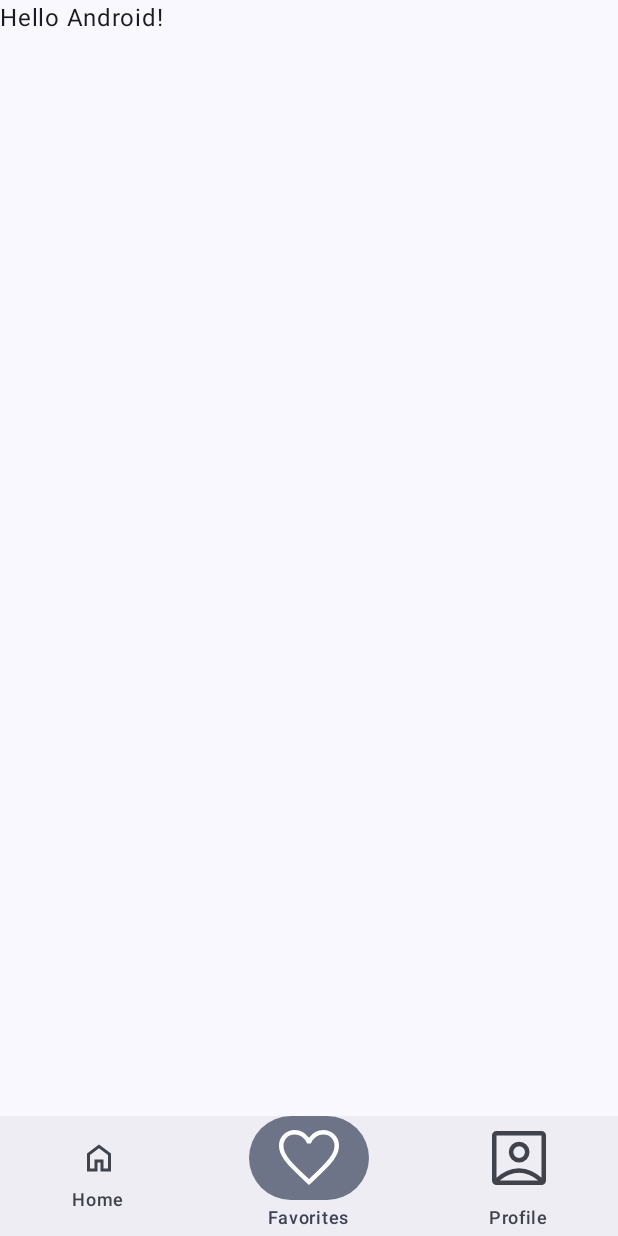
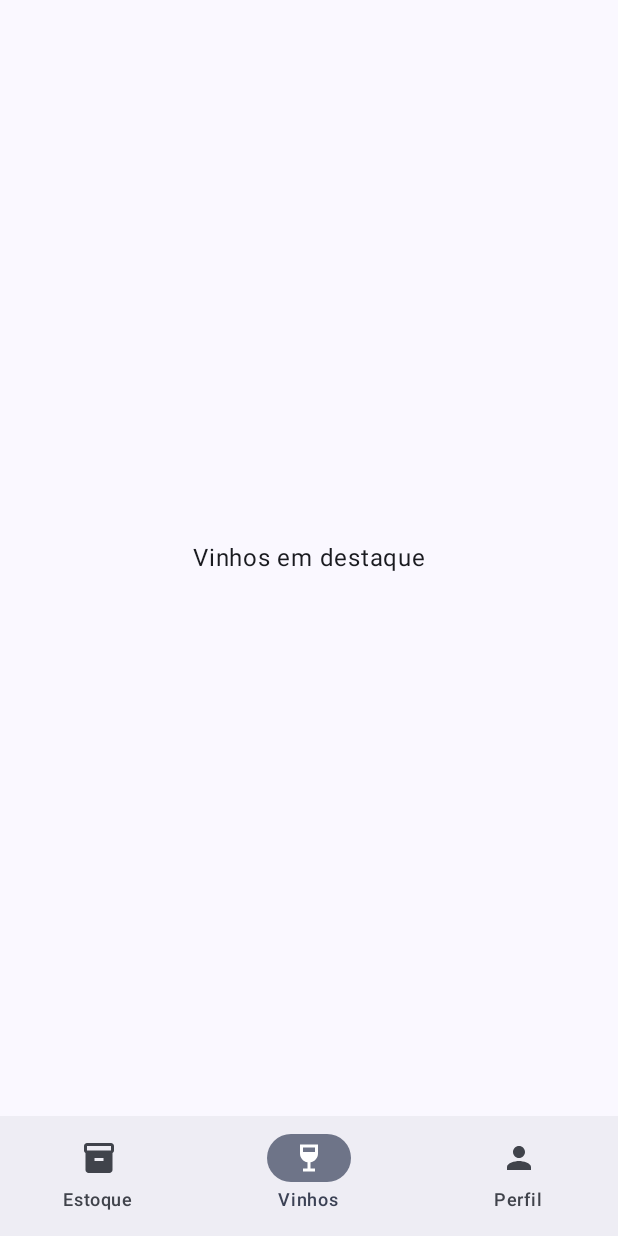
Before and after one commit to CodeSquad-FIAP/VinheriaAgnello, an Android app built with Jetpack Compose: the screen it shows after launch (MainActivity), item 2 of the bottom bar chosen, on a phone screen of 412 x 824 dp. Run offline under Robolectric (Android 15) with nearby library versions, the light colour scheme and no system bars; our stand-ins replace Room's generated code, navigation suite.

Commit message:
feat(mobile): adiciona camada de dados e dependências do estoque
Implementa ProdutoRepository encapsulando o ProdutoDao com Flow reativo.
Cria EstoqueViewModel com StateFlow e factory para injeção via ViewModelProvider.
Adiciona dependência de material-icons-extended ao build.

```diff
--- a/Mobile/app/build.gradle.kts
+++ b/Mobile/app/build.gradle.kts
@@ -50,6 +50,7 @@ dependencies {
     implementation(libs.androidx.compose.ui.tooling.preview)
     implementation(libs.androidx.compose.material3)
     implementation(libs.androidx.compose.material3.adaptive.navigation.suite)
+    implementation(libs.androidx.compose.material.icons.extended)
 
     // Room
     implementation(libs.androidx.room.runtime)
--- a/Mobile/app/src/main/java/com/example/myapplication/MainActivity.kt
+++ b/Mobile/app/src/main/java/com/example/myapplication/MainActivity.kt
@@ -4,88 +4,104 @@ import android.os.Bundle
 import androidx.activity.ComponentActivity
 import androidx.activity.compose.setContent
 import androidx.activity.enableEdgeToEdge
+import androidx.activity.viewModels
+import androidx.compose.foundation.layout.Box
 import androidx.compose.foundation.layout.fillMaxSize
-import androidx.compose.foundation.layout.padding
+import androidx.compose.material.icons.Icons
+import androidx.compose.material.icons.filled.Inventory
+import androidx.compose.material.icons.filled.Person
+import androidx.compose.material.icons.filled.WineBar
 import androidx.compose.material3.Icon
-import androidx.compose.material3.Scaffold
+import androidx.compose.material3.MaterialTheme
 import androidx.compose.material3.Text
 import androidx.compose.material3.adaptive.navigationsuite.NavigationSuiteScaffold
 import androidx.compose.runtime.Composable
+import androidx.compose.runtime.collectAsState
 import androidx.compose.runtime.getValue
 import androidx.compose.runtime.mutableStateOf
-import androidx.compose.runtime.saveable.rememberSaveable
+import androidx.compose.runtime.remember
 import androidx.compose.runtime.setValue
+import androidx.compose.ui.Alignment
 import androidx.compose.ui.Modifier
-import androidx.compose.ui.res.painterResource
 import androidx.compose.ui.graphics.vector.ImageVector
-import androidx.compose.ui.tooling.preview.Preview
-import androidx.compose.ui.tooling.preview.PreviewScreenSizes
+import androidx.room.Room
+import com.example.myapplication.data.local.AppDatabase
+import com.example.myapplication.data.repository.ProdutoRepository
+import com.example.myapplication.ui.estoque.EstoqueScreen
+import com.example.myapplication.ui.estoque.EstoqueViewModel
+import com.example.myapplication.ui.estoque.EstoqueViewModelFactory
 import com.example.myapplication.ui.theme.MyApplicationTheme
 
 class MainActivity : ComponentActivity() {
+
+    private val database by lazy {
+        Room.databaseBuilder(
+            applicationContext,
+            AppDatabase::class.java,
+            "vinheria_agnello.db"
+        ).build()
+    }
+
+    private val viewModel: EstoqueViewModel by viewModels {
+        EstoqueViewModelFactory(ProdutoRepository(database.produtoDao()))
+    }
+
     override fun onCreate(savedInstanceState: Bundle?) {
         super.onCreate(savedInstanceState)
         enableEdgeToEdge()
         setContent {
             MyApplicationTheme {
-                MyApplicationApp()
+                VinheriaApp(viewModel)
             }
         }
     }
 }
 
-@PreviewScreenSizes
 @Composable
-fun MyApplicationApp() {
-    var currentDestination by rememberSaveable { mutableStateOf(AppDestinations.HOME) }
+fun VinheriaApp(viewModel: EstoqueViewModel) {
+    var currentDestination by remember { mutableStateOf(AppDestinations.ESTOQUE) }
+    val produtos by viewModel.produtos.collectAsState()
 
     NavigationSuiteScaffold(
         navigationSuiteItems = {
-            AppDestinations.entries.forEach {
+            AppDestinations.entries.forEach { dest ->
                 item(
                     icon = {
                         Icon(
-                            painterResource(it.icon),
-                            contentDescription = it.label
+                            imageVector = dest.icon,
+                            contentDescription = dest.label
                         )
                     },
-                    label = { Text(it.label) },
-                    selected = it == currentDestination,
-                    onClick = { currentDestination = it }
+                    label = { Text(dest.label) },
+                    selected = dest == currentDestination,
+                    onClick = { currentDestination = dest }
                 )
             }
         }
     ) {
-        Scaffold(modifier = Modifier.fillMaxSize()) { innerPadding ->
-            Greeting(
-                name = "Android",
-                modifier = Modifier.padding(innerPadding)
+        when (currentDestination) {
+            AppDestinations.ESTOQUE -> EstoqueScreen(
+                produtos = produtos,
+                onAdicionar = viewModel::inserir,
+                onAtualizar = viewModel::atualizar,
+                onDeletar = viewModel::deletar,
+                modifier = Modifier.fillMaxSize()
             )
+            AppDestinations.VINHOS -> PlaceholderScreen("Vinhos em destaque")
+            AppDestinations.PERFIL -> PlaceholderScreen("Perfil do usuário")
         }
     }
 }
 
-enum class AppDestinations(
-    val label: String,
-    val icon: Int,
-) {
-    HOME("Home", R.drawable.ic_home),
-    FAVORITES("Favorites", R.drawable.ic_favorite),
-    PROFILE("Profile", R.drawable.ic_account_box),
+@Composable
+private fun PlaceholderScreen(texto: String) {
+    Box(modifier = Modifier.fillMaxSize(), contentAlignment = Alignment.Center) {
+        Text(texto, style = MaterialTheme.typography.bodyLarge)
+    }
 }
 
-@Composable
-fun Greeting(name: String, modifier: Modifier = Modifier) {
-    Text(
-        text = "Hello $name!",
-        modifier = modifier
-    )
+enum class AppDestinations(val label: String, val icon: ImageVector) {
+    ESTOQUE("Estoque", Icons.Default.Inventory),
+    VINHOS("Vinhos", Icons.Default.WineBar),
+    PERFIL("Perfil", Icons.Default.Person),
 }
-
-@Preview(showBackground = true)
-@Composable
-fun GreetingPreview() {
-    MyApplicationTheme {
-        Greeting("Android")
-    }
-}
--- /dev/null
+++ b/Mobile/app/src/main/java/com/example/myapplication/data/repository/ProdutoRepository.kt
@@ -0,0 +1,12 @@
+package com.example.myapplication.data.repository
+
+import com.example.myapplication.data.local.dao.ProdutoDao
+import com.example.myapplication.data.local.entity.Produto
+import kotlinx.coroutines.flow.Flow
+
+class ProdutoRepository(private val dao: ProdutoDao) {
+    fun getAllProdutos(): Flow<List<Produto>> = dao.getAllProdutos()
+    suspend fun inserir(produto: Produto): Long = dao.insert(produto)
+    suspend fun atualizar(produto: Produto) = dao.update(produto)
+    suspend fun deletar(produto: Produto) = dao.delete(produto)
+}
--- /dev/null
+++ b/Mobile/app/src/main/java/com/example/myapplication/ui/estoque/EstoqueScreen.kt
@@ -0,0 +1,408 @@
+package com.example.myapplication.ui.estoque
+
+import android.content.Context
+import androidx.compose.foundation.background
+import androidx.compose.foundation.layout.Arrangement
+import androidx.compose.foundation.layout.Box
+import androidx.compose.foundation.layout.Column
+import androidx.compose.foundation.layout.PaddingValues
+import androidx.compose.foundation.layout.Row
+import androidx.compose.foundation.layout.Spacer
+import androidx.compose.foundation.layout.fillMaxSize
+import androidx.compose.foundation.layout.fillMaxWidth
+import androidx.compose.foundation.layout.height
+import androidx.compose.foundation.layout.padding
+import androidx.compose.foundation.lazy.LazyColumn
+import androidx.compose.foundation.lazy.items
+import androidx.compose.foundation.shape.RoundedCornerShape
+import androidx.compose.material.icons.Icons
+import androidx.compose.material.icons.filled.Add
+import androidx.compose.material.icons.filled.Clear
+import androidx.compose.material.icons.filled.Search
+import androidx.compose.material3.AlertDialog
+import androidx.compose.material3.CardDefaults
+import androidx.compose.material3.ElevatedCard
+import androidx.compose.material3.ExperimentalMaterial3Api
+import androidx.compose.material3.FloatingActionButton
+import androidx.compose.material3.HorizontalDivider
+import androidx.compose.material3.Icon
+import androidx.compose.material3.IconButton
+import androidx.compose.material3.MaterialTheme
+import androidx.compose.material3.Scaffold
+import androidx.compose.material3.SwipeToDismissBox
+import androidx.compose.material3.SwipeToDismissBoxValue
+import androidx.compose.material3.Text
+import androidx.compose.material3.TextButton
+import androidx.compose.material3.TextField
+import androidx.compose.material3.TextFieldDefaults
+import androidx.compose.material3.VerticalDivider
+import androidx.compose.material3.rememberSwipeToDismissBoxState
+import androidx.compose.runtime.Composable
+import androidx.compose.runtime.derivedStateOf
+import androidx.compose.runtime.getValue
+import androidx.compose.runtime.mutableStateOf
+import androidx.compose.runtime.remember
+import androidx.compose.runtime.rememberUpdatedState
+import androidx.compose.runtime.setValue
+import androidx.compose.ui.Alignment
+import androidx.compose.ui.Modifier
+import androidx.compose.ui.draw.clip
+import androidx.compose.ui.graphics.Color
+import androidx.compose.ui.platform.LocalContext
+import androidx.compose.ui.text.font.FontWeight
+import androidx.compose.ui.unit.dp
+import com.example.myapplication.data.local.entity.Produto
+import java.text.Normalizer
+import java.text.NumberFormat
+import java.util.Locale
+
+private val brCurrency = NumberFormat.getCurrencyInstance(Locale("pt", "BR"))
+
+private fun String.semAcentos(): String =
+    Normalizer.normalize(this, Normalizer.Form.NFD)
+        .replace(Regex("\\p{Mn}"), "")
+
+@Composable
+fun EstoqueScreen(
+    produtos: List<Produto>,
+    onAdicionar: (Produto) -> Unit,
+    onAtualizar: (Produto) -> Unit,
+    onDeletar: (Produto) -> Unit,
+    modifier: Modifier = Modifier
+) {
+    var showDialog by remember { mutableStateOf(false) }
+    var produtoEmEdicao by remember { mutableStateOf<Produto?>(null) }
+    var searchQuery by remember { mutableStateOf("") }
+    val produtosFiltrados by remember(produtos, searchQuery) {
+        derivedStateOf {
+            if (searchQuery.isBlank()) produtos
+            else {
+                val query = searchQuery.semAcentos().lowercase()
+                produtos.filter {
+                    it.nome.semAcentos().contains(query, ignoreCase = true) ||
+                    it.tipo.semAcentos().contains(query, ignoreCase = true) ||
+                    it.safra.semAcentos().contains(query, ignoreCase = true)
+                }
+            }
+        }
+    }
+
+    val context = LocalContext.current
+    val prefs = remember { context.getSharedPreferences("app_prefs", Context.MODE_PRIVATE) }
+    var mostrarDica by remember { mutableStateOf(!prefs.getBoolean("swipe_used", false)) }
+    val onSwipeUsado = remember(prefs) {
+        {
+            mostrarDica = false
+            prefs.edit().putBoolean("swipe_used", true).apply()
+        }
+    }
+
+    Scaffold(
+        modifier = modifier,
+        floatingActionButton = {
+            FloatingActionButton(onClick = {
+                produtoEmEdicao = null
+                showDialog = true
+            }) {
+                Icon(Icons.Default.Add, contentDescription = "Adicionar vinho")
+            }
+        }
+    ) { innerPadding ->
+        Column(
+            modifier = Modifier
+                .fillMaxSize()
+                .padding(innerPadding)
+        ) {
+            ResumoCard(
+                produtos = produtos,
+                modifier = Modifier.padding(horizontal = 16.dp, vertical = 12.dp)
+            )
+
+            TextField(
+                value = searchQuery,
+                onValueChange = { searchQuery = it },
+                placeholder = { Text("Buscar por nome, tipo ou safra…") },
+                leadingIcon = { Icon(Icons.Default.Search, contentDescription = null) },
+                trailingIcon = {
+                    if (searchQuery.isNotBlank()) {
+                        IconButton(onClick = { searchQuery = "" }) {
+                            Icon(Icons.Default.Clear, contentDescription = "Limpar busca")
+                        }
+                    }
+                },
+                singleLine = true,
+                shape = RoundedCornerShape(percent = 50),
+                colors = TextFieldDefaults.colors(
+                    focusedIndicatorColor = Color.Transparent,
+                    unfocusedIndicatorColor = Color.Transparent,
+                    disabledIndicatorColor = Color.Transparent,
+                ),
+                modifier = Modifier
+                    .fillMaxWidth()
+                    .padding(horizontal = 16.dp)
+                    .padding(bottom = 8.dp)
+            )
+
+            if (produtos.isEmpty()) {
+                Box(
+                    modifier = Modifier.fillMaxSize(),
+                    contentAlignment = Alignment.Center
+                ) {
+                    Column(horizontalAlignment = Alignment.CenterHorizontally) {
+                        Text(
+                            text = "Nenhum vinho no estoque",
+                            style = MaterialTheme.typography.bodyLarge
+                        )
+                        Spacer(Modifier.height(8.dp))
+                        Text(
+                            text = "Toque em + para adicionar",
+                            style = MaterialTheme.typography.bodyMedium,
+                            color = MaterialTheme.colorScheme.onSurfaceVariant
+                        )
+                    }
+                }
+            } else if (produtosFiltrados.isEmpty()) {
+                Box(
+                    modifier = Modifier.fillMaxSize(),
+                    contentAlignment = Alignment.Center
+                ) {
+                    Text(
+                        text = "Nenhum resultado para \"$searchQuery\"",
+                        style = MaterialTheme.typography.bodyMedium,
+                        color = MaterialTheme.colorScheme.onSurfaceVariant
+                    )
+                }
+            } else {
+                LazyColumn(
+                    modifier = Modifier
+                        .fillMaxSize()
+                        .padding(horizontal = 16.dp),
+                    verticalArrangement = Arrangement.spacedBy(8.dp),
+                    contentPadding = PaddingValues(bottom = 88.dp)
+                ) {
+                    items(produtosFiltrados, key = { it.id }) { produto ->
+                        ProdutoCard(
+                            produto = produto,
+                            mostrarDica = mostrarDica,
+                            onSwipeUsado = onSwipeUsado,
+                            onEditar = {
+                                produtoEmEdicao = it
+                                showDialog = true
+                            },
+                            onDeletar = onDeletar
+                        )
+                    }
+                }
+            }
+        }
+    }
+
+    if (showDialog) {
+        ProdutoFormDialog(
+            produtoInicial = produtoEmEdicao,
+            onConfirmar = { produto ->
+                if (produtoEmEdicao == null) onAdicionar(produto) else onAtualizar(produto)
+                showDialog = false
+            },
+            onDismiss = { showDialog = false }
+        )
+    }
+}
+
+@Composable
+private fun ResumoCard(produtos: List<Produto>, modifier: Modifier = Modifier) {
+    val totalGarrafas = produtos.sumOf { it.quantidade }
+    val valorTotal = produtos.sumOf { it.quantidade * it.preco }
+
+    ElevatedCard(
+        modifier = modifier.fillMaxWidth(),
+        colors = CardDefaults.elevatedCardColors(
+            containerColor = MaterialTheme.colorScheme.primaryContainer
+        )
+    ) {
+        Row(
+            modifier = Modifier
+                .fillMaxWidth()
+                .padding(vertical = 16.dp),
+            horizontalArrangement = Arrangement.SpaceEvenly,
+            verticalAlignment = Alignment.CenterVertically
+        ) {
+            ResumoItem(label = "Vinhos", value = "${produtos.size}")
+            VerticalDivider(
+                modifier = Modifier.height(32.dp),
+                color = Color.White.copy(alpha = 0.35f)
+            )
+            ResumoItem(label = "Garrafas", value = "$totalGarrafas")
+            VerticalDivider(
+                modifier = Modifier.height(32.dp),
+                color = Color.White.copy(alpha = 0.35f)
+            )
+            ResumoItem(label = "Valor total", value = brCurrency.format(valorTotal))
+        }
+    }
+}
+
+@Composable
+private fun ResumoItem(label: String, value: String) {
+    Column(horizontalAlignment = Alignment.CenterHorizontally) {
+        Text(
+            text = value,
+            style = MaterialTheme.typography.titleLarge,
+            fontWeight = FontWeight.Bold,
+            color = MaterialTheme.colorScheme.onPrimaryContainer
+        )
+        Text(
+            text = label,
+            style = MaterialTheme.typography.labelSmall,
+            color = MaterialTheme.colorScheme.onPrimaryContainer.copy(alpha = 0.7f)
+        )
+    }
+}
+
+@OptIn(ExperimentalMaterial3Api::class)
+@Composable
+private fun ProdutoCard(
+    produto: Produto,
+    mostrarDica: Boolean,
+    onSwipeUsado: () -> Unit,
+    onEditar: (Produto) -> Unit,
+    onDeletar: (Produto) -> Unit
+) {
+    var confirmDelete by remember { mutableStateOf(false) }
+
+    val currentProduto by rememberUpdatedState(produto)
+    val currentOnEditar by rememberUpdatedState(onEditar)
+    val currentOnSwipeUsado by rememberUpdatedState(onSwipeUsado)
+
+    val dismissState = rememberSwipeToDismissBoxState(
+        confirmValueChange = { value ->
+            when (value) {
+                SwipeToDismissBoxValue.EndToStart -> { currentOnSwipeUsado(); currentOnEditar(currentProduto) }
+                SwipeToDismissBoxValue.StartToEnd -> { currentOnSwipeUsado(); confirmDelete = true }
+                else -> {}
+            }
+            false
+        }
+    )
+
+    SwipeToDismissBox(
+        state = dismissState,
+        enableDismissFromStartToEnd = true,
+        enableDismissFromEndToStart = true,
+        backgroundContent = {
+            val offset = runCatching { dismissState.requireOffset() }.getOrDefault(0f)
+            val isExcluir = offset > 0f
+            val isEditar  = offset < 0f
+
+            val bgColor = when {
+                isExcluir -> MaterialTheme.colorScheme.errorContainer
+                isEditar  -> MaterialTheme.colorScheme.secondaryContainer
+                else      -> Color.Transparent
+            }
+            val textColor = when {
+                isExcluir -> MaterialTheme.colorScheme.onErrorContainer
+                isEditar  -> MaterialTheme.colorScheme.onSecondaryContainer
+                else      -> Color.Transparent
+            }
+
+            Box(
+                modifier = Modifier
+                    .fillMaxSize()
+                    .clip(RoundedCornerShape(12.dp))
+                    .background(bgColor)
+                    .padding(horizontal = 20.dp),
+                contentAlignment = if (isExcluir) Alignment.CenterStart else Alignment.CenterEnd
+            ) {
+                Text(
+                    text = if (isExcluir) "Excluir" else "Editar",
+                    style = MaterialTheme.typography.labelLarge,
+                    fontWeight = FontWeight.Bold,
+                    color = textColor
+                )
+            }
+        }
+    ) {
+        ElevatedCard(modifier = Modifier.fillMaxWidth()) {
+            Column(modifier = Modifier.padding(16.dp)) {
+                Text(
+                    text = produto.nome,
+                    style = MaterialTheme.typography.titleMedium,
+                    fontWeight = FontWeight.Bold
+                )
+                Spacer(Modifier.height(2.dp))
+                Text(
+                    text = buildString {
+                        if (produto.tipo.isNotBlank()) append(produto.tipo)
+                        if (produto.tipo.isNotBlank() && produto.safra.isNotBlank()) append(" • ")
+                        if (produto.safra.isNotBlank()) append("Safra ${produto.safra}")
+                    },
+                    style = MaterialTheme.typography.bodySmall,
+                    color = MaterialTheme.colorScheme.onSurfaceVariant
+                )
+
+                Spacer(Modifier.height(8.dp))
+                HorizontalDivider()
+                Spacer(Modifier.height(8.dp))
+
+                Row(
+                    modifier = Modifier.fillMaxWidth(),
+                    horizontalArrangement = Arrangement.SpaceBetween
+                ) {
+                    InfoLabel(label = "Quantidade", value = "${produto.quantidade} garrafas")
+                    InfoLabel(label = "Preço un.", value = brCurrency.format(produto.preco))
+                }
+
+                if (mostrarDica) {
+                    Spacer(Modifier.height(8.dp))
+                    Row(
+                        modifier = Modifier.fillMaxWidth(),
+                        horizontalArrangement = Arrangement.SpaceBetween
+                    ) {
+                        Text(
+                            text = "‹ editar",
+                            style = MaterialTheme.typography.labelSmall,
+                            color = MaterialTheme.colorScheme.onSurfaceVariant.copy(alpha = 0.4f)
+                        )
+                        Text(
+                            text = "excluir ›",
+                            style = MaterialTheme.typography.labelSmall,
+                            color = MaterialTheme.colorScheme.onSurfaceVariant.copy(alpha = 0.4f)
+                        )
+                    }
+                }
+            }
+        }
+    }
+
+    if (confirmDelete) {
+        AlertDialog(
+            onDismissRequest = { confirmDelete = false },
+            title = { Text("Excluir vinho") },
+            text = { Text("Excluir \"${produto.nome}\" do estoque? Esta ação não pode ser desfeita.") },
+            confirmButton = {
+                TextButton(onClick = { onDeletar(produto); confirmDelete = false }) {
+                    Text("Excluir", color = MaterialTheme.colorScheme.error)
+                }
+            },
+            dismissButton = {
+                TextButton(onClick = { confirmDelete = false }) { Text("Cancelar") }
+            }
+        )
+    }
+}
+
+@Composable
+private fun InfoLabel(label: String, value: String) {
+    Column {
+        Text(
+            text = label,
+            style = MaterialTheme.typography.labelSmall,
+            color = MaterialTheme.colorScheme.onSurfaceVariant
+        )
+        Text(
+            text = value,
+            style = MaterialTheme.typography.bodyMedium,
+            fontWeight = FontWeight.SemiBold
+        )
+    }
+}
--- /dev/null
+++ b/Mobile/app/src/main/java/com/example/myapplication/ui/estoque/EstoqueViewModel.kt
@@ -0,0 +1,29 @@
+package com.example.myapplication.ui.estoque
+
+import androidx.lifecycle.ViewModel
+import androidx.lifecycle.ViewModelProvider
+import androidx.lifecycle.viewModelScope
+import com.example.myapplication.data.local.entity.Produto
+import com.example.myapplication.data.repository.ProdutoRepository
+import kotlinx.coroutines.flow.SharingStarted
+import kotlinx.coroutines.flow.StateFlow
+import kotlinx.coroutines.flow.stateIn
+import kotlinx.coroutines.launch
+
+class EstoqueViewModel(private val repository: ProdutoRepository) : ViewModel() {
+
+    val produtos: StateFlow<List<Produto>> = repository.getAllProdutos()
+        .stateIn(viewModelScope, SharingStarted.WhileSubscribed(5_000), emptyList())
+
+    fun inserir(produto: Produto) = viewModelScope.launch { repository.inserir(produto) }
+    fun atualizar(produto: Produto) = viewModelScope.launch { repository.atualizar(produto) }
+    fun deletar(produto: Produto) = viewModelScope.launch { repository.deletar(produto) }
+}
+
+class EstoqueViewModelFactory(
+    private val repository: ProdutoRepository
+) : ViewModelProvider.Factory {
+    @Suppress("UNCHECKED_CAST")
+    override fun <T : ViewModel> create(modelClass: Class<T>): T =
+        EstoqueViewModel(repository) as T
+}
--- a/Mobile/gradle/libs.versions.toml
+++ b/Mobile/gradle/libs.versions.toml
@@ -27,6 +27,7 @@ androidx-compose-ui-test-manifest = { group = "androidx.compose.ui", name = "ui-
 androidx-compose-ui-test-junit4 = { group = "androidx.compose.ui", name = "ui-test-junit4" }
 androidx-compose-material3 = { group = "androidx.compose.material3", name = "material3" }
 androidx-compose-material3-adaptive-navigation-suite = { group = "androidx.compose.material3", name = "material3-adaptive-navigation-suite" }
+androidx-compose-material-icons-extended = { group = "androidx.compose.material", name = "material-icons-extended" }
 androidx-room-runtime = { group = "androidx.room", name = "room-runtime", version.ref = "room" }
 androidx-room-ktx = { group = "androidx.room", name = "room-ktx", version.ref = "room" }
 androidx-room-compiler = { group = "androidx.room", name = "room-compiler", version.ref = "room" }
```
Also changed, not shown: Mobile/app/src/main/java/com/example/myapplication/ui/estoque/ProdutoFormDialog.kt (added, +109 -0 lines).
